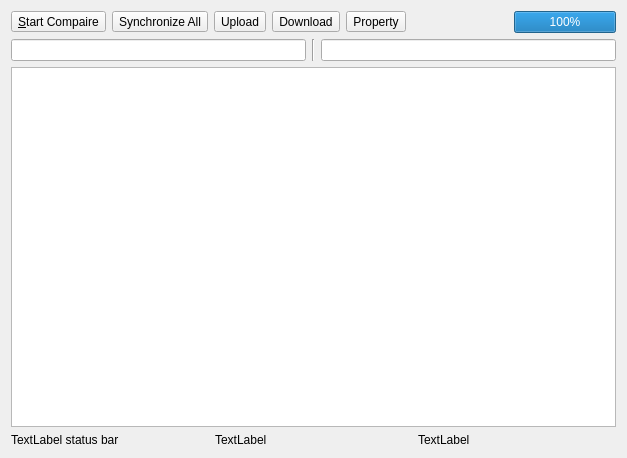
kitech/nullfxp, file src/synchronizewindow.ui: the form before one commit.
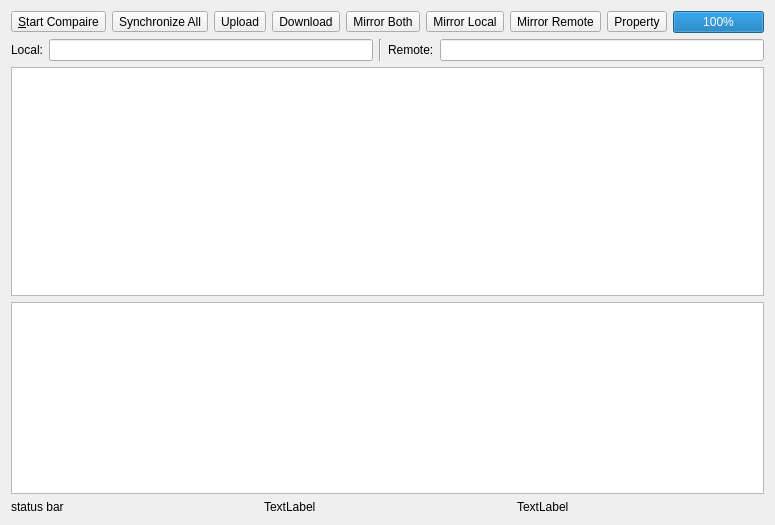
The form after the commit.

What changed in the file:
```diff
--- a/src/synchronizewindow.ui
+++ b/src/synchronizewindow.ui
@@ -6,8 +6,8 @@
    <rect>
     <x>0</x>
     <y>0</y>
-    <width>627</width>
-    <height>458</height>
+    <width>747</width>
+    <height>525</height>
    </rect>
   </property>
   <property name="windowTitle">
@@ -44,6 +44,27 @@
        </property>
       </widget>
      </item>
+     <item>
+      <widget class="QToolButton" name="toolButton_6">
+       <property name="text">
+        <string>Mirror Both</string>
+       </property>
+      </widget>
+     </item>
+     <item>
+      <widget class="QToolButton" name="toolButton_7">
+       <property name="text">
+        <string>Mirror Local</string>
+       </property>
+      </widget>
+     </item>
+     <item>
+      <widget class="QToolButton" name="toolButton_8">
+       <property name="text">
+        <string>Mirror Remote</string>
+       </property>
+      </widget>
+     </item>
      <item>
       <widget class="QToolButton" name="toolButton_5">
        <property name="text">
@@ -75,6 +96,13 @@
    </item>
    <item>
     <layout class="QHBoxLayout">
+     <item>
+      <widget class="QLabel" name="label_4">
+       <property name="text">
+        <string>Local:</string>
+       </property>
+      </widget>
+     </item>
      <item>
       <widget class="QLineEdit" name="lineEdit"/>
      </item>
@@ -85,6 +113,13 @@
        </property>
       </widget>
      </item>
+     <item>
+      <widget class="QLabel" name="label_5">
+       <property name="text">
+        <string>Remote:</string>
+       </property>
+      </widget>
+     </item>
      <item>
       <widget class="QLineEdit" name="lineEdit_2"/>
      </item>
@@ -106,12 +141,28 @@
      </property>
     </widget>
    </item>
+   <item>
+    <widget class="QTextBrowser" name="textBrowser">
+     <property name="sizePolicy">
+      <sizepolicy hsizetype="Expanding" vsizetype="Preferred">
+       <horstretch>0</horstretch>
+       <verstretch>0</verstretch>
+      </sizepolicy>
+     </property>
+     <property name="maximumSize">
+      <size>
+       <width>16777215</width>
+       <height>16777215</height>
+      </size>
+     </property>
+    </widget>
+   </item>
    <item>
     <layout class="QHBoxLayout" name="horizontalLayout">
      <item>
       <widget class="QLabel" name="label">
        <property name="text">
-        <string>TextLabel status bar</string>
+        <string>status bar</string>
        </property>
       </widget>
      </item>
```
